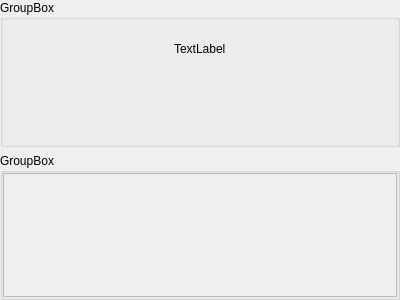
This is opensyde_tool/src/system_definition/bus_edit/C_SdBueMessageRxList.ui in openSYDE/openSYDE as Qt 5 draws it before an edit. The edited form follows.
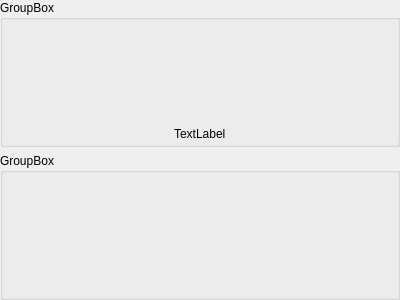
This is the edited form. Custom widgets are drawn as their Qt base class.

Diff of the .ui file:
```diff
--- a/opensyde_tool/src/system_definition/bus_edit/C_SdBueMessageRxList.ui
+++ b/opensyde_tool/src/system_definition/bus_edit/C_SdBueMessageRxList.ui
@@ -34,7 +34,19 @@
      <property name="title">
       <string>GroupBox</string>
      </property>
-     <layout class="QVBoxLayout" name="verticalLayout_2" stretch="0,0,1">
+     <layout class="QVBoxLayout" name="verticalLayout_2" stretch="1,0">
+      <property name="leftMargin">
+       <number>0</number>
+      </property>
+      <property name="topMargin">
+       <number>0</number>
+      </property>
+      <property name="rightMargin">
+       <number>0</number>
+      </property>
+      <property name="bottomMargin">
+       <number>0</number>
+      </property>
       <item>
        <spacer name="verticalSpacer_3">
         <property name="orientation">
@@ -85,19 +97,6 @@
         </item>
        </layout>
       </item>
-      <item>
-       <spacer name="verticalSpacer_2">
-        <property name="orientation">
-         <enum>Qt::Vertical</enum>
-        </property>
-        <property name="sizeHint" stdset="0">
-         <size>
-          <width>20</width>
-          <height>67</height>
-         </size>
-        </property>
-       </spacer>
-      </item>
      </layout>
     </widget>
    </item>
@@ -106,7 +105,7 @@
      <property name="title">
       <string>GroupBox</string>
      </property>
-     <layout class="QHBoxLayout" name="horizontalLayout">
+     <layout class="QHBoxLayout" name="horizontalLayout" stretch="0">
       <property name="spacing">
        <number>0</number>
       </property>
@@ -123,51 +122,11 @@
        <number>0</number>
       </property>
       <item>
-       <widget class="stw::opensyde_gui_elements::C_OgeTransparentScrollArea" name="pc_ScrollArea">
-        <property name="widgetResizable">
-         <bool>true</bool>
+       <layout class="QVBoxLayout" name="pc_VerticalLayout" stretch="">
+        <property name="spacing">
+         <number>10</number>
         </property>
-        <widget class="stw::opensyde_gui_elements::C_OgeWiOnlyBackground" name="pc_ScrollAreaWidget">
-         <property name="geometry">
-          <rect>
-           <x>0</x>
-           <y>0</y>
-           <width>396</width>
-           <height>130</height>
-          </rect>
-         </property>
-         <layout class="QVBoxLayout" name="pc_VerticalLayout">
-          <property name="spacing">
-           <number>10</number>
-          </property>
-          <property name="leftMargin">
-           <number>0</number>
-          </property>
-          <property name="topMargin">
-           <number>0</number>
-          </property>
-          <property name="rightMargin">
-           <number>0</number>
-          </property>
-          <property name="bottomMargin">
-           <number>0</number>
-          </property>
-          <item>
-           <spacer name="verticalSpacer">
-            <property name="orientation">
-             <enum>Qt::Vertical</enum>
-            </property>
-            <property name="sizeHint" stdset="0">
-             <size>
-              <width>20</width>
-              <height>40</height>
-             </size>
-            </property>
-           </spacer>
-          </item>
-         </layout>
-        </widget>
-       </widget>
+       </layout>
       </item>
      </layout>
     </widget>
@@ -175,29 +134,17 @@
   </layout>
  </widget>
  <customwidgets>
-  <customwidget>
-   <class>stw::opensyde_gui_elements::C_OgeGbxTransparent</class>
-   <extends>QGroupBox</extends>
-   <header>C_OgeGbxTransparent.hpp</header>
-   <container>1</container>
-  </customwidget>
-  <customwidget>
-   <class>stw::opensyde_gui_elements::C_OgeWiOnlyBackground</class>
-   <extends>QWidget</extends>
-   <header>C_OgeWiOnlyBackground.hpp</header>
-   <container>1</container>
-  </customwidget>
-  <customwidget>
-   <class>stw::opensyde_gui_elements::C_OgeTransparentScrollArea</class>
-   <extends>QScrollArea</extends>
-   <header>C_OgeTransparentScrollArea.hpp</header>
-   <container>1</container>
-  </customwidget>
   <customwidget>
    <class>stw::opensyde_gui_elements::C_OgeLabGroupItem</class>
    <extends>QLabel</extends>
    <header>C_OgeLabGroupItem.hpp</header>
   </customwidget>
+  <customwidget>
+   <class>stw::opensyde_gui_elements::C_OgeGbxTransparent</class>
+   <extends>QGroupBox</extends>
+   <header>C_OgeGbxTransparent.hpp</header>
+   <container>1</container>
+  </customwidget>
  </customwidgets>
  <resources/>
  <connections/>
```
